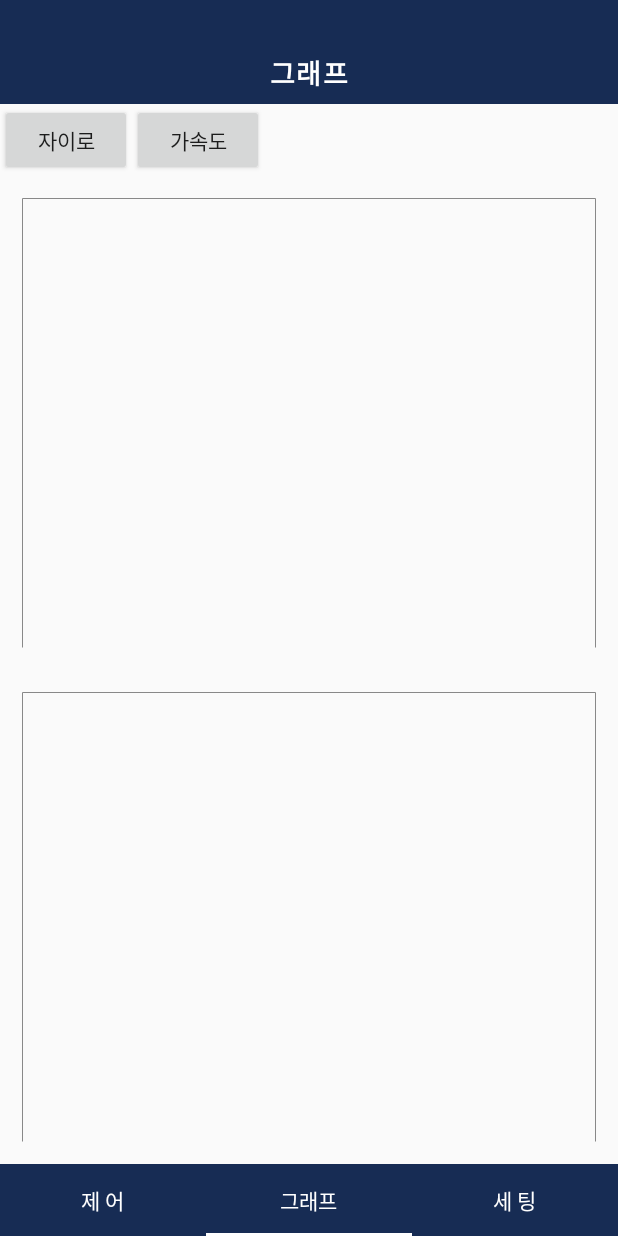
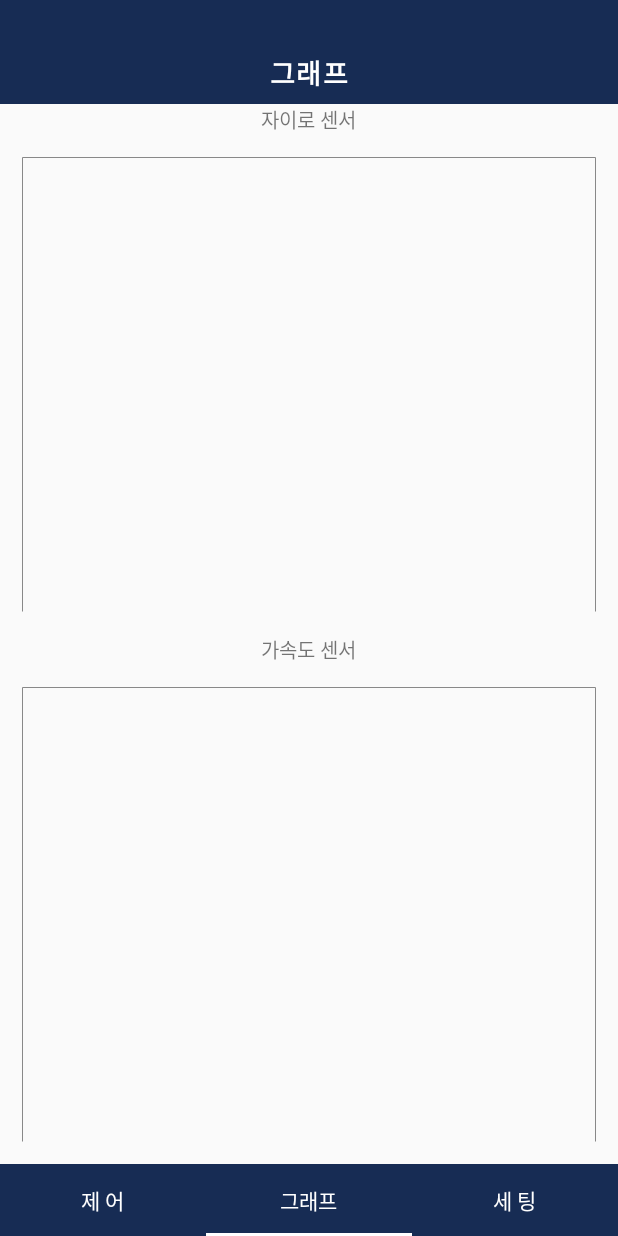
Before and after one commit to kminseop90/HelmetBluetooth, an Android app: the ControllerFragment screen opened directly, with no data from a screen before it, item 2 of the bottom bar chosen, on a phone screen of 412 x 824 dp. Run offline under Robolectric (Android 15) with nearby library versions, the light colour scheme and no system bars; our stand-ins replace ButterKnife; 3 statements that could not run were skipped.

```diff
--- a/app/src/main/java/com/sample/helmetble/view/fragment/ControllerFragment.java
+++ b/app/src/main/java/com/sample/helmetble/view/fragment/ControllerFragment.java
@@ -96,7 +96,7 @@ public class ControllerFragment extends BaseFragment implements MainActivity.Fra
             ((MainActivity) getContext()).send(filterData);
     }
         else{
-            Toast.makeText(getContext(), "블루투스 디바이스에 연결되지 않았습니다.!", Toast.LENGTH_SHORT).show();
+            Toast.makeText(getContext(), "블루투스 디바이스에 연결되지 않았습니다!", Toast.LENGTH_SHORT).show();
         }
     }
 
@@ -105,6 +105,8 @@ public class ControllerFragment extends BaseFragment implements MainActivity.Fra
         if(((MainActivity)getContext()).isDataConnection()) {
             ((MainActivity) getContext()).setDataConnection(false);
             ((MainActivity) getContext()).notiEnd();
+
+            Toast.makeText(getContext(), "측정이 종료 되었습니다.", Toast.LENGTH_SHORT).show();
         }
     }
 
--- a/app/src/main/java/com/sample/helmetble/view/fragment/GraphFragment.java
+++ b/app/src/main/java/com/sample/helmetble/view/fragment/GraphFragment.java
@@ -28,17 +28,11 @@ public class GraphFragment extends BaseFragment implements MainActivity.Fragment
     public static LineChart obj_line_gyro = null;
     public static LineChart obj_line_accel = null;
 
-    @BindView(R.id.temp_gatt_data_tv)
-    TextView gattDataView;
     @BindView(R.id.chart_gyro)
     LineChart mGyroChart;
     @BindView(R.id.chart_accel)
     LineChart mAccelChart;
 
-    @BindView(R.id.temp_btn_add)
-    Button btnTmp;
-    @BindView(R.id.temp_btn_add2)
-    Button btnTmp2;
 
     boolean isConnected;
 
@@ -78,21 +72,6 @@ public class GraphFragment extends BaseFragment implements MainActivity.Fragment
             mAccelChart.setVisibleXRangeMaximum(6);
         }
 
-        btnTmp.setOnClickListener(new View.OnClickListener(){
-            public void onClick(View v){
-                for(int i=0; i < 15; i++){
-                    addEntryGyro(i,i,i);
-                }
-            }
-        });
-        btnTmp2.setOnClickListener(new View.OnClickListener(){
-            public void onClick(View v){
-
-                for(int i=0; i < 200; i++){
-                    addEntryAccel(i, i+50, i*2);
-                }
-            }
-        });
         return v;
     }
 
@@ -197,7 +176,7 @@ public class GraphFragment extends BaseFragment implements MainActivity.Fragment
             // [0], [1], [2], = Gyro x data
             addEntryGyro(Integer.parseInt(bleData[3], 16), Integer.parseInt(bleData[4], 16), Integer.parseInt(bleData[5], 16));
 
-            gattDataView.setText(gattData);
+//            gattDataView.setText(gattData);
         }
 
     }
--- a/app/src/main/res/layout/fragment_graph.xml
+++ b/app/src/main/res/layout/fragment_graph.xml
@@ -30,27 +30,7 @@
                 android:textStyle="bold" />
         </RelativeLayout>
 
-        <Button
-            android:id="@+id/temp_btn_add"
-            android:layout_width="wrap_content"
-            android:layout_height="wrap_content"
-            android:layout_below="@+id/header_layout"
-            android:text="자이로" />
 
-        <Button
-            android:id="@+id/temp_btn_add2"
-            android:layout_width="wrap_content"
-            android:layout_height="wrap_content"
-            android:layout_below="@+id/header_layout"
-            android:layout_toRightOf="@id/temp_btn_add"
-            android:text="가속도" />
-
-        <TextView
-            android:id="@+id/temp_gatt_data_tv"
-            android:layout_width="wrap_content"
-            android:layout_height="wrap_content"
-            android:layout_below="@+id/header_layout"
-            android:layout_toRightOf="@id/temp_btn_add2" />
 
     </RelativeLayout>
 
@@ -60,16 +40,48 @@
         android:orientation="vertical"
         android:weightSum="1">
 
-        <com.github.mikephil.charting.charts.LineChart
-            android:id="@+id/chart_gyro"
+        <RelativeLayout
             android:layout_width="match_parent"
             android:layout_height="0dp"
-            android:layout_weight="0.5" />
+            android:layout_weight="0.5">
 
-        <com.github.mikephil.charting.charts.LineChart
-            android:id="@+id/chart_accel"
+            <TextView
+                android:layout_width="wrap_content"
+                android:layout_height="wrap_content"
+                android:text="자이로 센서"
+                android:id="@+id/chart_title_gyro"
+                android:layout_centerHorizontal="true"
+                android:textSize="13.3dp"
+                android:gravity="center_horizontal"/>
+
+            <com.github.mikephil.charting.charts.LineChart
+                android:id="@+id/chart_gyro"
+                android:layout_below="@id/chart_title_gyro"
+                android:layout_width="match_parent"
+                android:layout_height="match_parent"
+                android:layout_weight="0.5" />
+        </RelativeLayout>
+
+        <RelativeLayout
             android:layout_width="match_parent"
             android:layout_height="0dp"
-            android:layout_weight="0.5" />
+            android:layout_weight="0.5">
+
+            <TextView
+                android:layout_width="wrap_content"
+                android:layout_height="wrap_content"
+                android:text="가속도 센서"
+                android:id="@+id/chart_title_accel"
+                android:layout_centerHorizontal="true"
+                android:textSize="13.3dp"
+                android:gravity="center_horizontal"/>
+
+            <com.github.mikephil.charting.charts.LineChart
+                android:id="@+id/chart_accel"
+                android:layout_below="@id/chart_title_accel"
+                android:layout_width="match_parent"
+                android:layout_height="match_parent"
+                android:layout_weight="0.5" />
+        </RelativeLayout>
     </LinearLayout>
 </LinearLayout>
--- a/app/src/main/res/layout/view_message.xml
+++ b/app/src/main/res/layout/view_message.xml
@@ -25,6 +25,7 @@
         android:id="@+id/message_phone"
         android:layout_width="match_parent"
         android:layout_height="wrap_content"
+        android:inputType="number"
         android:layout_gravity="center"
         android:layout_marginLeft="13dp"
         android:text="010-0000-0000"
```
Also changed, not shown: app/src/main/java/com/sample/helmetble/model/vo/VODataFilter.java (+4 -4 lines), app/src/main/java/com/sample/helmetble/service/BluetoothLeService.java (+14 -3 lines), app/src/main/java/com/sample/helmetble/view/activity/MessageActivity.java (+24 -11 lines).
